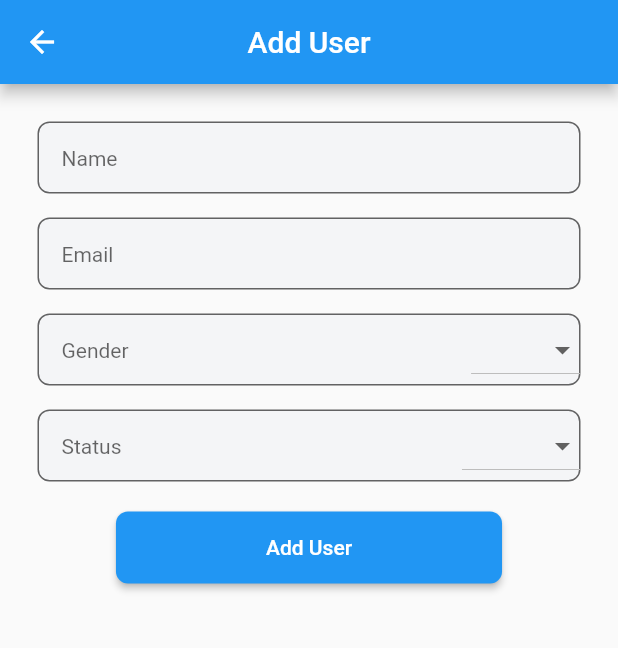
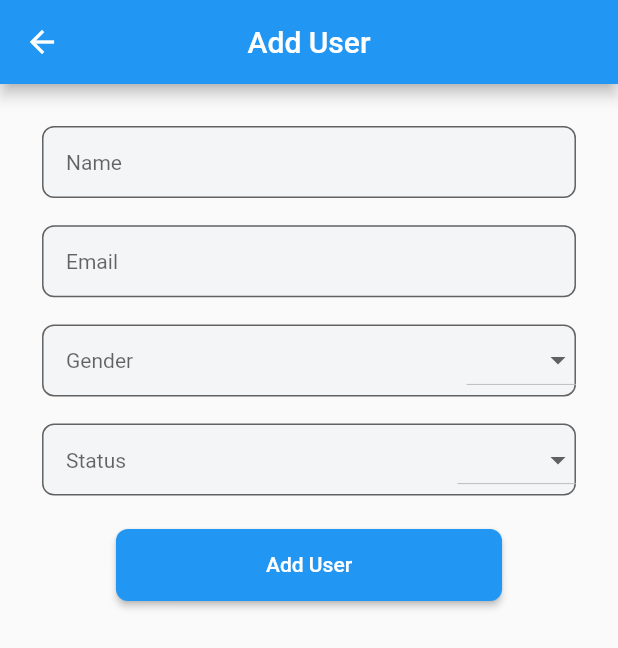
Before and after one commit to MaiElhady55/CRUD-Flutter-App, a Flutter app: the screen it shows after launch, after a tap on "Add User", on a phone screen of 412 x 824 dp. Shown: the top 648 px of the screen. Run offline on Flutter 3.47's test engine with Material 2 defaults, Android fonts, the phone set to English and light mode, and no system bars; our stand-ins replace bloc, dartz, dio, equatable, flutter_bloc, get_it; network calls fail.

Commit message:
final Updaes

```diff
--- a/lib/core/network/api_constance.dart
+++ b/lib/core/network/api_constance.dart
@@ -6,4 +6,5 @@ class ApiConstance {
   static const String endPointUser = 'users';
 
   static String editPath(int id) => '$endPointUser/$id';
+  static String deletePath(int id) => '$endPointUser/$id';
 }
--- a/lib/core/services/service_locator.dart
+++ b/lib/core/services/service_locator.dart
@@ -20,7 +20,8 @@ class ServiceLocator {
     getIt.registerFactory(() => UsersBloc(getIt(),getIt()));
     getIt.registerFactory(() => CreateUserBloc(getIt()));
     getIt.registerFactory(() => UserDetailsBloc(getIt()));
-    getIt.registerFactory(() => EditUserBloc(getIt()));
+    getIt.registerFactory(() => EditUserBloc(getIt(),getIt(),getIt()));
+
 
 
 
--- a/lib/core/utils/styles.dart
+++ b/lib/core/utils/styles.dart
@@ -1,4 +1,3 @@
-import 'package:flutter/cupertino.dart';
 import 'package:flutter/material.dart';
 
 abstract class Styles {
--- a/lib/main.dart
+++ b/lib/main.dart
@@ -4,7 +4,6 @@ import 'package:rise_up_task/core/network/dio_helper.dart';
 import 'package:rise_up_task/core/services/service_locator.dart';
 import 'package:rise_up_task/users/presentation/controller/users_bloc/users_bloc.dart';
 import 'package:rise_up_task/users/presentation/screens/users_screen.dart';
-
 import 'users/presentation/controller/create_user_bloc/create_user_bloc.dart';
 
 void main() {
--- a/lib/users/data/datasource/user_remote_data_source.dart
+++ b/lib/users/data/datasource/user_remote_data_source.dart
@@ -70,13 +70,13 @@ class UserRemoteDataSource extends BaseUserRemoteDataSource {
   @override
   Future<void> deleteUser(DeleteUserParameters parameters) async {
  await DioHelper.deleteData(
-        endPoint: '${ApiConstance.endPointUser}/${parameters.userId}');
+        endPoint: ApiConstance.deletePath(parameters.userId));
 
   }
 
   @override
   Future<UserModel> editUser(EditUserParameters parameters) async{
-    Response response = await DioHelper.postData(endPoint: ApiConstance.editPath(parameters.userId), data: {
+    Response response = await DioHelper.patchData(endPoint: ApiConstance.editPath(parameters.userId), data: {
       'name': parameters.name,
       'email': parameters.email,
       'gender': parameters.gender,
--- a/lib/users/presentation/components/users_components.dart
+++ b/lib/users/presentation/components/users_components.dart
@@ -19,7 +19,11 @@ class UsersComponents extends StatelessWidget {
             child: Text(state.usergMessage),
           );
         } else if (state is UsersSucessState) {
-          return ListView.builder(
+          return RefreshIndicator(
+            onRefresh: () async {
+              BlocProvider.of<UsersBloc>(context).add(GetUsersEvent());
+            },
+            child: ListView.builder(
               itemCount: state.usersList.length,
               physics: const BouncingScrollPhysics(),
               itemBuilder: (context, index) {
@@ -52,17 +56,18 @@ class UsersComponents extends StatelessWidget {
                                       navigateTo(
                                           context: context,
                                           router: EditUserScreen(
-                                            userId: state.usersList[index].id));
+                                              userId:
+                                                  state.usersList[index].id));
                                     },
                                     icon: Icons.edit),
                                 CustomIconButton(
                                     color: Colors.red,
                                     function: () {
                                       showDeleteDialog(context, () {
-                                      BlocProvider.of<UsersBloc>(context).add(
-                                          DeleteUserEvent(
-                                              userId:
-                                                  state.usersList[index].id));
+                                        BlocProvider.of<UsersBloc>(context)
+                                            .add(DeleteUserEvent(
+                                                userId: state
+                                                    .usersList[index].id));
                                      Navigator.pop(context);
                                       });
                                     },
@@ -74,6 +79,7 @@ class UsersComponents extends StatelessWidget {
                   ),
                 );
               },
+            ),
           );
         }
         return const Center(child: CircularProgressIndicator());
--- a/lib/users/presentation/controller/users_bloc/users_bloc.dart
+++ b/lib/users/presentation/controller/users_bloc/users_bloc.dart
@@ -1,4 +1,5 @@
 import 'dart:async';
+import 'dart:math';
 import 'package:bloc/bloc.dart';
 import 'package:equatable/equatable.dart';
 import 'package:rise_up_task/core/usecase/base_usecase.dart';
--- a/lib/users/presentation/screens/add_user_screen.dart
+++ b/lib/users/presentation/screens/add_user_screen.dart
@@ -2,6 +2,7 @@ import 'package:flutter/material.dart';
 import 'package:flutter_bloc/flutter_bloc.dart';
 import 'package:rise_up_task/core/functions/navigation.dart';
 import 'package:rise_up_task/core/functions/show_toast.dart';
+import 'package:rise_up_task/core/utils/size_config.dart';
 import 'package:rise_up_task/users/presentation/components/custom_dropdownbutton.dart';
 import 'package:rise_up_task/users/presentation/components/custom_textformfield.dart';
 import 'package:rise_up_task/users/presentation/components/main_button.dart';
@@ -24,10 +25,11 @@ class AddUserScreen extends StatelessWidget {
 
   @override
   Widget build(BuildContext context) {
+    var height = SizeConfig.height(context);
+
     return BlocConsumer<CreateUserBloc, CreateUserState>(
       listener: (context, state) {
         if (state is CreateUserFailure) {
-
           showMySnackBar(
               context: context, text: 'Add Failed', color: Colors.red);
         } else {
@@ -45,7 +47,7 @@ class AddUserScreen extends StatelessWidget {
             child: Form(
                 key: formKey,
                 child: Padding(
-                  padding: const EdgeInsets.all(25.0),
+                  padding:  EdgeInsets.all(height*0.034),
                   child: Column(
                     children: [
                       CustomTextFormField(
@@ -62,8 +64,8 @@ class AddUserScreen extends StatelessWidget {
                             }
                           },
                           textInputAction: TextInputAction.next),
-                      const SizedBox(
-                        height: 16,
+                       SizedBox(
+                        height: height*0.022,
                       ),
                       CustomTextFormField(
                         controller: emailController,
@@ -83,8 +85,8 @@ class AddUserScreen extends StatelessWidget {
                         },
                         textInputAction: TextInputAction.next,
                       ),
-                      const SizedBox(
-                        height: 16,
+                      SizedBox(
+                        height: height*0.022,
                       ),
                       CustomTextFormField(
                           controller: genderController,
@@ -100,8 +102,8 @@ class AddUserScreen extends StatelessWidget {
                             controller: genderController,
                             items: gender,
                           )),
-                      const SizedBox(
-                        height: 16,
+                      SizedBox(
+                        height: height*0.022,
                       ),
                       CustomTextFormField(
                           controller: statusController,
@@ -118,7 +120,7 @@ class AddUserScreen extends StatelessWidget {
                             controller: statusController,
                           )),
                       SizedBox(
-                        height: 20,
+                        height: height*0.027,
                       ),
                       MainButton(
                           text: 'Add User',
@@ -130,10 +132,10 @@ class AddUserScreen extends StatelessWidget {
                                       email: emailController.text,
                                       gender: genderController.text,
                                       status: statusController.text)));
-                              BlocProvider.of<UsersBloc>(context)
-                                  .add(GetUsersEvent());
-                            navigateTo(
-                                context: context, router: const UsersScreen());
+
+                              navigateTo(
+                                  context: context,
+                                  router: const UsersScreen());
                             }
                           })
                     ],
```
Also changed, not shown: lib/users/presentation/components/edit_user_screen_body.dart (+12 -12 lines), lib/users/presentation/controller/create_user_bloc/create_user_bloc.dart (+8 -4 lines), lib/users/presentation/controller/edit_user_bloc/edit_user_bloc.dart (+9 -2 lines). Lines whose indentation alone changed are shown as unchanged.
